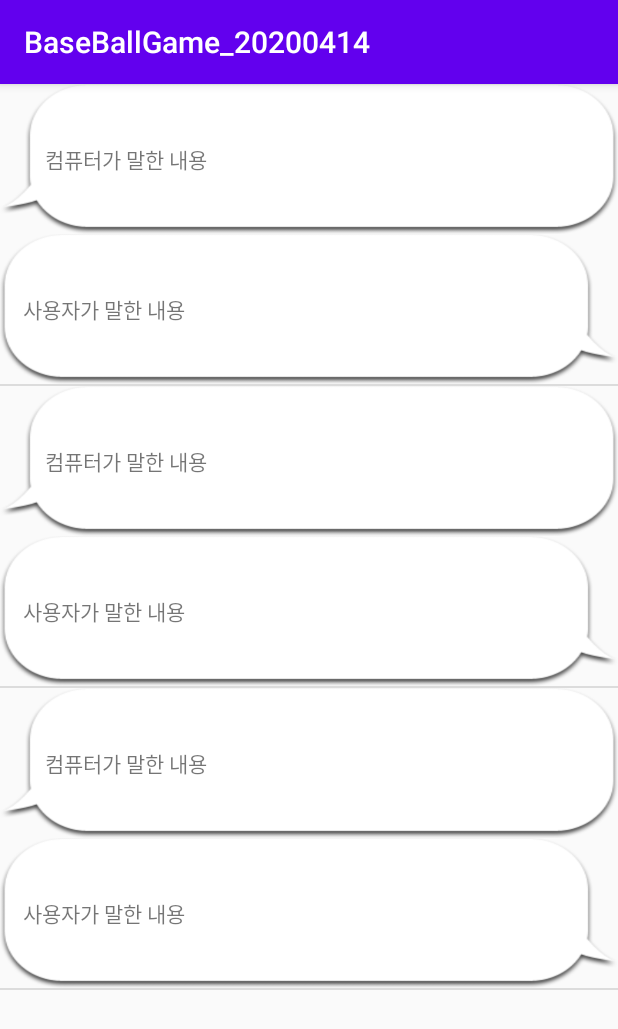
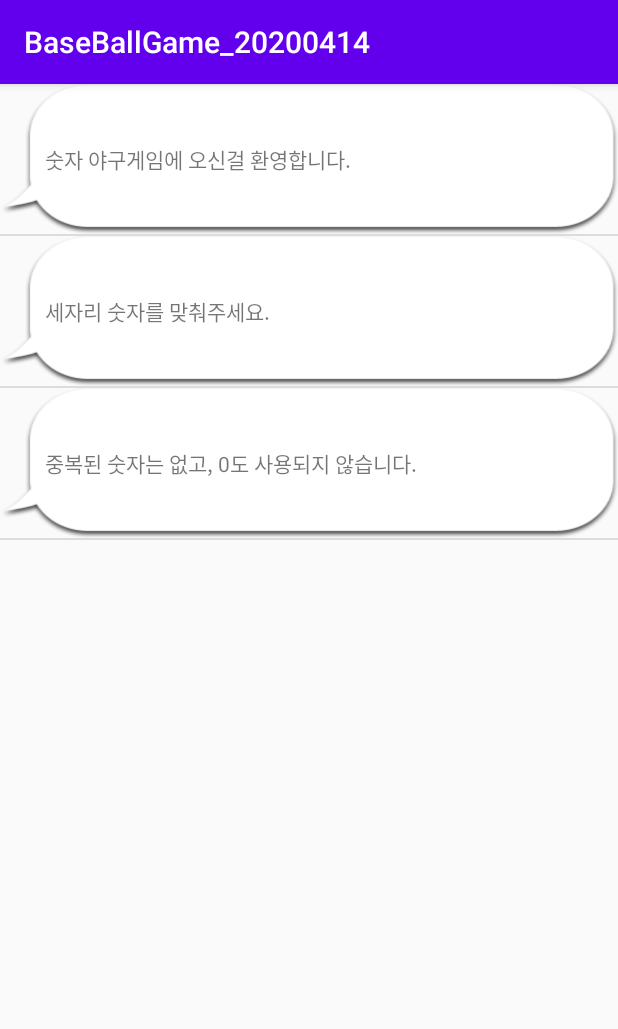
Before and after one commit to smlrkh1107/BaseBallGame_20200414, an Android app: the screen it shows after launch (MainActivity), on a phone screen of 412 x 824 dp. Shown: the top 1029 px of the screen. Run offline under Robolectric (Android 15) with nearby library versions, the phone set to English and light mode, and no system bars.

Commit message:
채팅 내용 뿌려주기

```diff
--- a/app/src/main/java/kr/tjeit/baseballgame_20200414/adapters/ChatAdapter.kt
+++ b/app/src/main/java/kr/tjeit/baseballgame_20200414/adapters/ChatAdapter.kt
@@ -5,6 +5,8 @@ import android.view.LayoutInflater
 import android.view.View
 import android.view.ViewGroup
 import android.widget.ArrayAdapter
+import android.widget.LinearLayout
+import android.widget.TextView
 import kr.tjeit.baseballgame_20200414.R
 import kr.tjeit.baseballgame_20200414.datas.Chat
 
@@ -23,6 +25,26 @@ class ChatAdapter(context:Context, resId:Int, list:ArrayList<Chat>) : ArrayAdapt
         }
         val row = tempRow!!
 
+        val computerLayout = row.findViewById<LinearLayout>(R.id.computerLayout)
+        val userLayout = row.findViewById<LinearLayout>(R.id.userLayout)
+        val computerTxt = row.findViewById<TextView>(R.id.computerTxt)
+        val userTxt = row.findViewById<TextView>(R.id.userTxt)
+
+        val data = mList.get(position)
+
+        if (data.speaker == "COMPUTER") {
+            computerLayout.visibility = View.VISIBLE
+            userLayout.visibility = View.GONE
+
+            computerTxt.text = data.content
+        }
+        else {
+            computerLayout.visibility = View.GONE
+            userLayout.visibility = View.VISIBLE
+
+            userTxt.text = data.content
+        }
+
 
         return row
     }
--- a/app/src/main/res/layout/chat_list_item.xml
+++ b/app/src/main/res/layout/chat_list_item.xml
@@ -10,12 +10,14 @@
         android:orientation="vertical">
 
         <LinearLayout
+            android:id="@+id/computerLayout"
             android:layout_width="match_parent"
             android:layout_height="100dp"
             android:gravity="center_vertical"
             android:background="@drawable/speech_bubble_computer">
 
             <TextView
+                android:id="@+id/computerTxt"
                 android:layout_width="wrap_content"
                 android:layout_height="wrap_content"
                 android:text="컴퓨터가 말한 내용"
@@ -24,12 +26,14 @@
         </LinearLayout>
 
         <LinearLayout
+            android:id="@+id/userLayout"
             android:layout_width="match_parent"
             android:layout_height="100dp"
             android:gravity="center_vertical"
             android:background="@drawable/speech_bubble_user">
 
             <TextView
+                android:id="@+id/userTxt"
                 android:layout_width="wrap_content"
                 android:layout_height="wrap_content"
                 android:text="사용자가 말한 내용"
```
